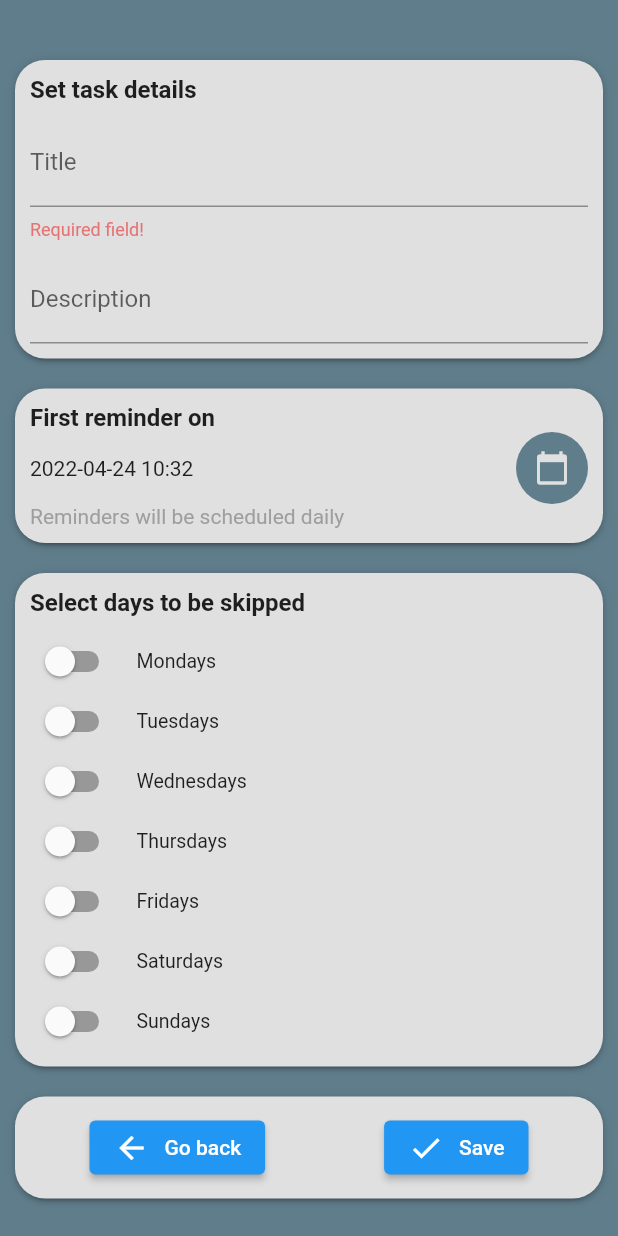
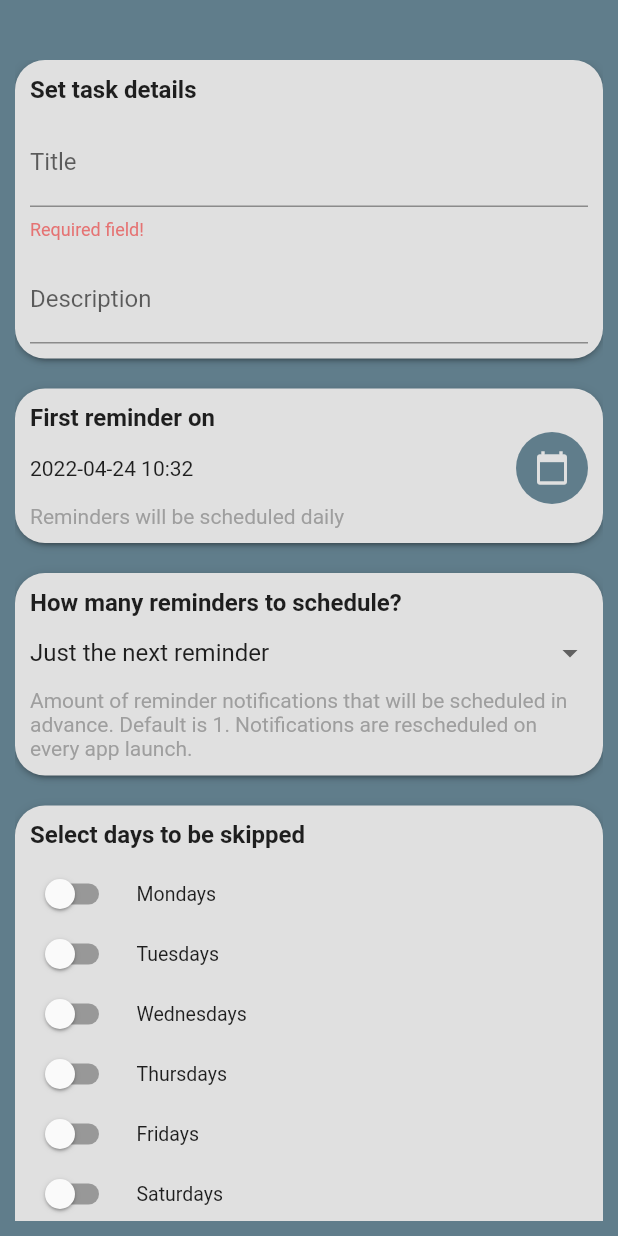
Before and after one commit to xeladu/task_reminder, a Flutter app: the screen it shows after launch, after a tap on an icon or button, on a phone screen of 412 x 824 dp. Run offline on Flutter 3.47's test engine with Material 2 defaults, Android fonts, the phone set to English and light mode, and no system bars; our stand-ins replace adaptive_dialog, equatable, flutter_local_notifications, flutter_native_timezone, flutter_riverpod, get and 5 more; accounts and stored records are empty.

Commit message:
Add option to select amount of future reminders

```diff
--- a/lib/database/models/task_reminder_configuration.dart
+++ b/lib/database/models/task_reminder_configuration.dart
@@ -8,6 +8,7 @@ class TaskReminderConfiguration extends Equatable {
   const TaskReminderConfiguration({
     required this.initialDate,
     required this.recurringInterval,
+    required this.maxScheduledNotificationCount,
     required this.enabled,
     required this.skipOn,
   });
@@ -15,12 +16,14 @@ class TaskReminderConfiguration extends Equatable {
   const TaskReminderConfiguration.empty()
       : this(
             initialDate: null,
+            maxScheduledNotificationCount: 1,
             enabled: false,
             recurringInterval: null,
             skipOn: const SkipConfiguration.empty());
 
   final tz.TZDateTime? initialDate;
   final Duration? recurringInterval;
+  final int maxScheduledNotificationCount;
   final bool enabled;
   final SkipConfiguration skipOn;
 
@@ -35,6 +38,11 @@ class TaskReminderConfiguration extends Equatable {
                 json["recurringInterval"] != null
             ? Duration(days: json["recurringInterval"])
             : null,
+        maxScheduledNotificationCount: json
+                .containsKey("maxScheduledNotificationCount")
+            ? int.tryParse(json["maxScheduledNotificationCount"].toString()) ??
+                1
+            : 1,
         enabled: json.containsKey("enabled") ? json["enabled"] : false,
         skipOn: json.containsKey("skipOn")
             ? SkipConfiguration.fromJson(json["skipOn"])
@@ -44,6 +52,7 @@ class TaskReminderConfiguration extends Equatable {
   Map<String, dynamic> toJson() => {
         "initialDate": initialDate?.millisecondsSinceEpoch,
         "recurringInterval": recurringInterval?.inDays,
+        "maxScheduledNotificationCount": maxScheduledNotificationCount,
         "enabled": enabled,
         "skipOn": skipOn.toJson(),
       };
--- a/lib/views/task_edit_view/task_edit_view.dart
+++ b/lib/views/task_edit_view/task_edit_view.dart
@@ -43,6 +43,8 @@ class _State extends State<TaskEditView> {
               _buildTaskDetailWidget(),
               Container(height: 20),
               _buildTaskReminderWidget(),
+              Container(height: 20),
+              _buildTaskReminderNotificationSelectorWidget(),
               Container(height: 20),
               _buildTaskSkipOptionsWidget(),
               Container(height: 20),
@@ -123,6 +125,42 @@ class _State extends State<TaskEditView> {
                 color: AppColors.taskBackground))
       ]),
       Text("Reminders will be scheduled daily",
+          style: TextStyles.taskDescription)
+    ]));
+  }
+
+  Widget _buildTaskReminderNotificationSelectorWidget() {
+    return WrapperWidget(
+        child: Column(crossAxisAlignment: CrossAxisAlignment.start, children: [
+      Text("How many reminders to schedule?", style: TextStyles.heading),
+      DropdownButtonHideUnderline(
+          child: DropdownButton<int>(
+              isExpanded: true,
+              value: widget.viewModel.maxScheduledNotificationCount,
+              onChanged: (value) {
+                if (value == null) return;
+                setState(() {
+                  widget.viewModel.maxScheduledNotificationCount = value;
+                });
+              },
+              items: const [
+            DropdownMenuItem(
+                key: Key("1"), value: 1, child: Text("Just the next reminder")),
+            DropdownMenuItem(
+                key: Key("2"), value: 2, child: Text("The next 2 reminders")),
+            DropdownMenuItem(
+                key: Key("3"), value: 3, child: Text("The next 3 reminders")),
+            DropdownMenuItem(
+                key: Key("4"), value: 4, child: Text("The next 4 reminders")),
+            DropdownMenuItem(
+                key: Key("5"), value: 5, child: Text("The next 5 reminders")),
+            DropdownMenuItem(
+                key: Key("6"), value: 6, child: Text("The next 6 reminders")),
+            DropdownMenuItem(
+                key: Key("7"), value: 7, child: Text("The next 7 reminders")),
+          ])),
+      Text(
+          "Amount of reminder notifications that will be scheduled in advance. Default is 1. Notifications are rescheduled on every app launch.",
           style: TextStyles.taskDescription)
     ]));
   }
--- a/lib/views/task_edit_view/task_edit_view_model.dart
+++ b/lib/views/task_edit_view/task_edit_view_model.dart
@@ -23,6 +23,7 @@ class TaskEditViewModel {
   late bool skipSaturdays;
   late bool skipSundays;
   late bool enabled;
+  late int maxScheduledNotificationCount;
 
   TaskEditViewModel(this.task, {int? newId}) {
     id = newId ?? task?.id as int;
@@ -30,6 +31,8 @@ class TaskEditViewModel {
     description = task?.description ?? "";
     firstExecution = task?.configuration.initialDate ??
         tz.TZDateTime.now(tz.local).add(const Duration(minutes: 2));
+    maxScheduledNotificationCount =
+        task?.configuration.maxScheduledNotificationCount ?? 1;
     skipMondays = task?.configuration.skipOn.monday ?? false;
     skipTuesdays = task?.configuration.skipOn.tuesday ?? false;
     skipWednesdays = task?.configuration.skipOn.wednesday ?? false;
@@ -49,6 +52,7 @@ class TaskEditViewModel {
         configuration: TaskReminderConfiguration(
             enabled: enabled,
             initialDate: firstExecution,
+            maxScheduledNotificationCount: maxScheduledNotificationCount,
             recurringInterval: const Duration(days: 1),
             skipOn: SkipConfiguration(
                 monday: skipMondays,
```
Also changed, not shown: lib/notification/reminder_service.dart (+20 -0 lines), 2 other files.
